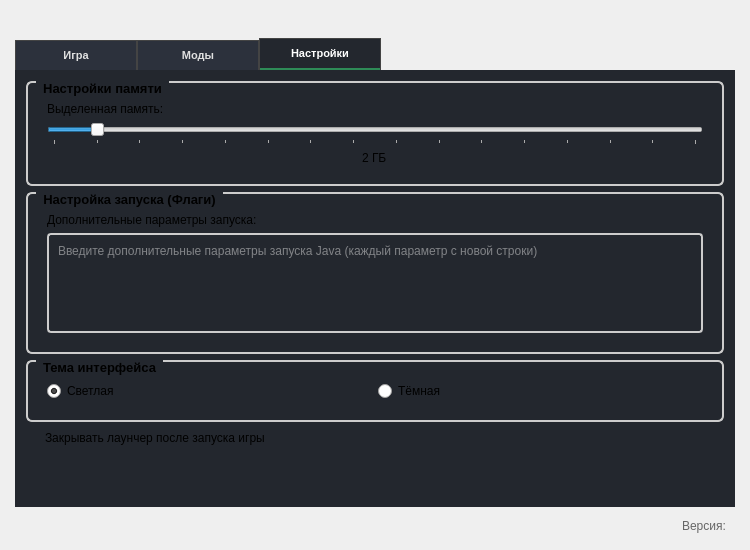
Qt form design.ui (mdreval/ib-launcher) before a commit.
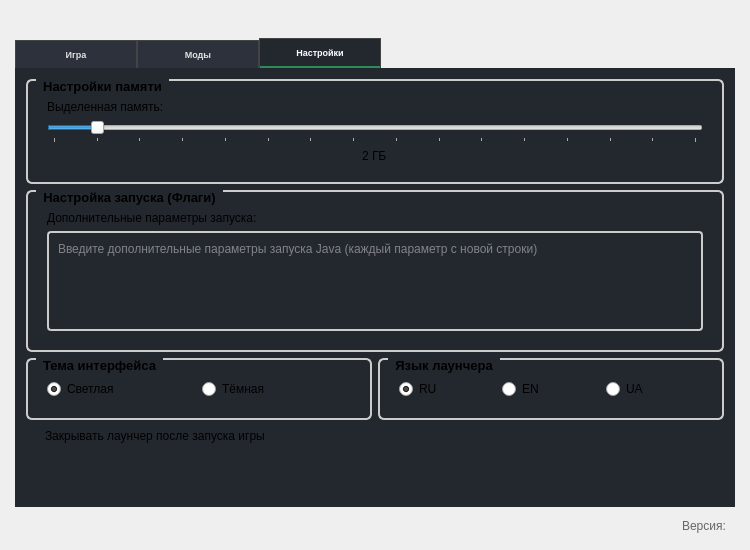
The same form after that commit. The open tabs and pages were chosen to show the change. Icons and pictures are not drawn.

The edit to the form file:
```diff
--- a/design.ui
+++ b/design.ui
@@ -94,7 +94,7 @@
       <property name="font">
        <font>
         <family>MS Shell Dlg 2</family>
-        <pointsize>8</pointsize>
+        <pointsize>7</pointsize>
        </font>
       </property>
       <property name="styleSheet">
@@ -745,6 +745,8 @@
          </widget>
         </item>
         <item>
+         <layout class="QHBoxLayout" name="horizontalLayout_3">
+          <item>
          <widget class="QGroupBox" name="theme_group">
           <property name="font">
            <font>
@@ -791,6 +793,63 @@
            </item>
           </layout>
          </widget>
+          </item>
+          <item>
+           <widget class="QGroupBox" name="language_group">
+            <property name="font">
+             <font>
+              <pointsize>10</pointsize>
+              <weight>75</weight>
+              <bold>true</bold>
+             </font>
+            </property>
+            <property name="styleSheet">
+             <string notr="true">QGroupBox {
+    font-size: 10pt;
+    font-weight: bold;
+    border: 2px solid #cccccc;
+    border-radius: 6px;
+    margin-top: 1ex;
+    padding: 10px;
+}
+QGroupBox::title {
+    subcontrol-origin: margin;
+    left: 10px;
+    padding: 0 5px;
+}</string>
+            </property>
+            <property name="title">
+             <string>Язык лаунчера</string>
+            </property>
+            <layout class="QHBoxLayout" name="language_layout">
+             <item>
+              <widget class="QRadioButton" name="ru_language_radio">
+               <property name="text">
+                <string>RU</string>
+               </property>
+               <property name="checked">
+                <bool>true</bool>
+               </property>
+              </widget>
+             </item>
+             <item>
+              <widget class="QRadioButton" name="en_language_radio">
+               <property name="text">
+                <string>EN</string>
+               </property>
+              </widget>
+             </item>
+             <item>
+              <widget class="QRadioButton" name="uk_language_radio">
+               <property name="text">
+                <string>UA</string>
+               </property>
+              </widget>
+             </item>
+            </layout>
+           </widget>
+          </item>
+         </layout>
         </item>
         <item>
          <widget class="QCheckBox" name="close_launcher_checkbox">
```
Left out of the diff: 39 changed lines with no effect on the pictures. Lines whose indentation alone changed are shown as unchanged.
